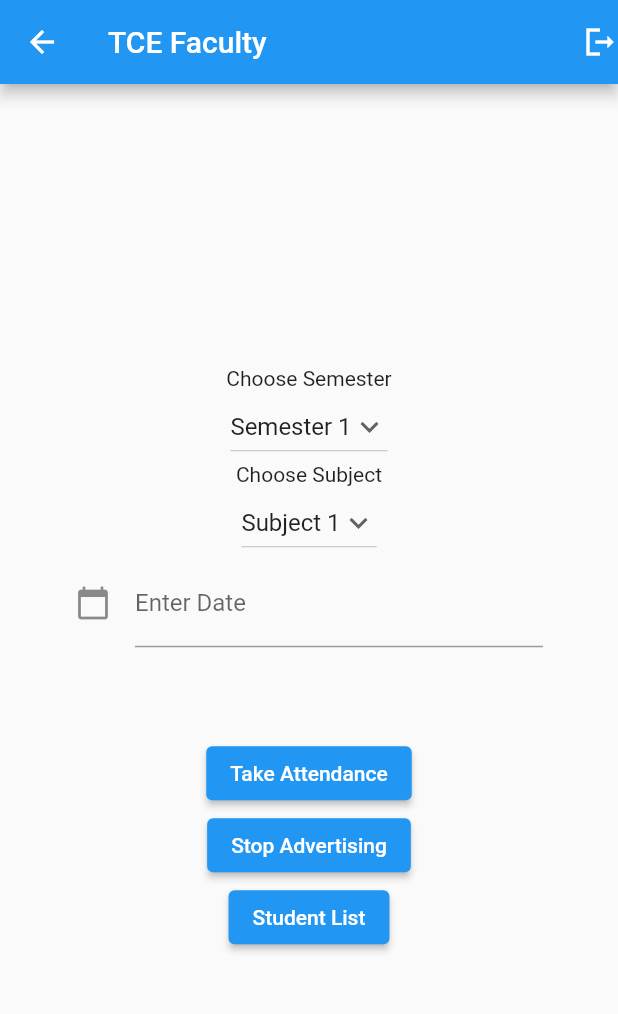
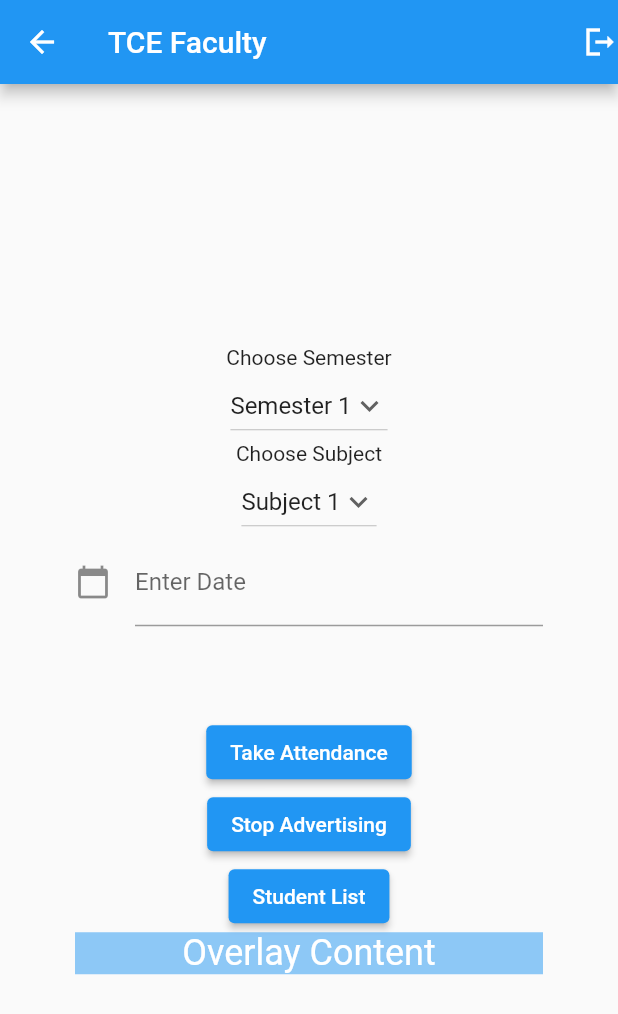
Before and after one commit to Sockalingam29/Bluetooth-Attendance-App-B-Tap, a Flutter app: the StaffHomePage screen opened directly, on a phone screen of 412 x 824 dp. Shown: the top 1014 px of the screen. Run offline on Flutter 3.47's test engine with Material 2 defaults, Android fonts, the phone set to English and light mode, and no system bars; our stand-ins replace cloud_firestore, firebase_auth, firebase_core, get; missing offline and left inert: nearby_connections; accounts and stored records are empty.

Commit message:
overlay skeleton

```diff
--- a/lib/pages/staff_home.dart
+++ b/lib/pages/staff_home.dart
@@ -21,6 +21,8 @@ class StaffHomePage extends StatefulWidget {
 }
 
 class _StaffHomePage extends State<StaffHomePage> {
+  bool _showOverlay = true;
+
   // Initial Selected Value
   String dropdownvalue1 = "Semester 1";
   String dropdownvalue2 = "Subject 1";
@@ -201,7 +203,7 @@ class _StaffHomePage extends State<StaffHomePage> {
               ),
               _takeAttendance(),
               ElevatedButton(
-                child: Text("Stop Advertising"),
+                child: const Text("Stop Advertising"),
                 onPressed: () async {
                   await Nearby().stopAdvertising();
                 },
@@ -217,6 +219,26 @@ class _StaffHomePage extends State<StaffHomePage> {
                     }));
                   },
                   child: const Text("Student List")),
+              _showOverlay
+                  ? Positioned(
+                      top: 0,
+                      left: 100,
+                      right: 100,
+                      bottom: 100,
+                      child: Container(
+                        color: Colors.blue.withOpacity(0.5),
+                        child: const Center(
+                          child: Text(
+                            'Overlay Content',
+                            style: TextStyle(
+                              fontSize: 24,
+                              color: Colors.white,
+                            ),
+                          ),
+                        ),
+                      ),
+                    )
+                  : Container(),
             ],
           ),
         ),
```
